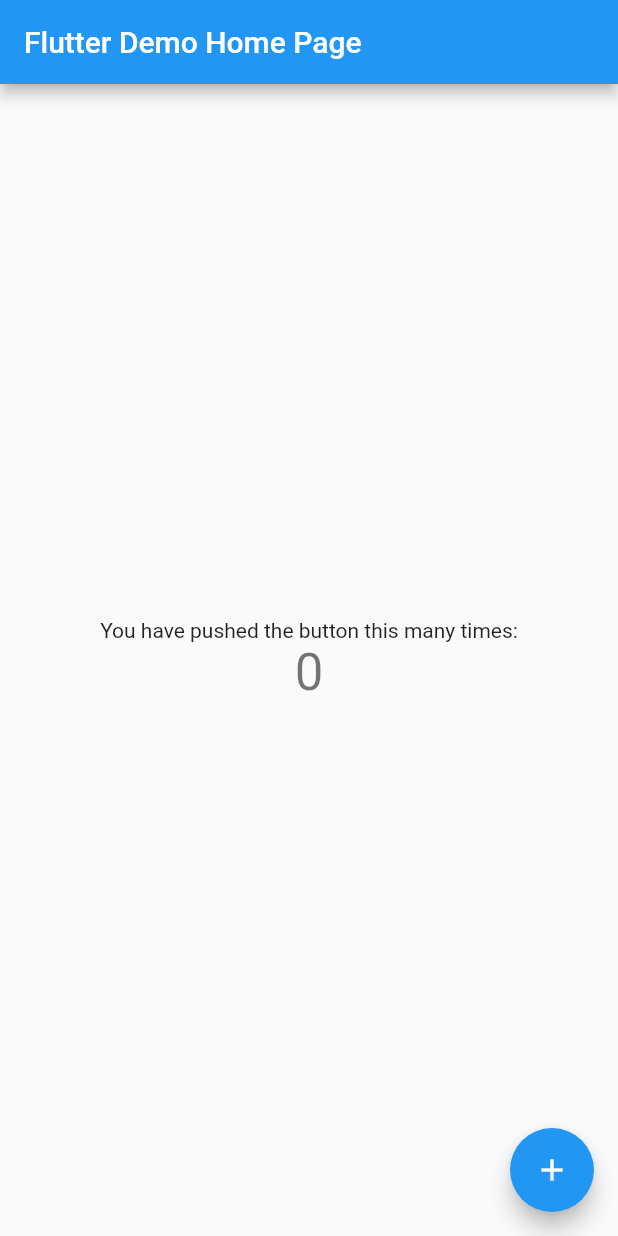
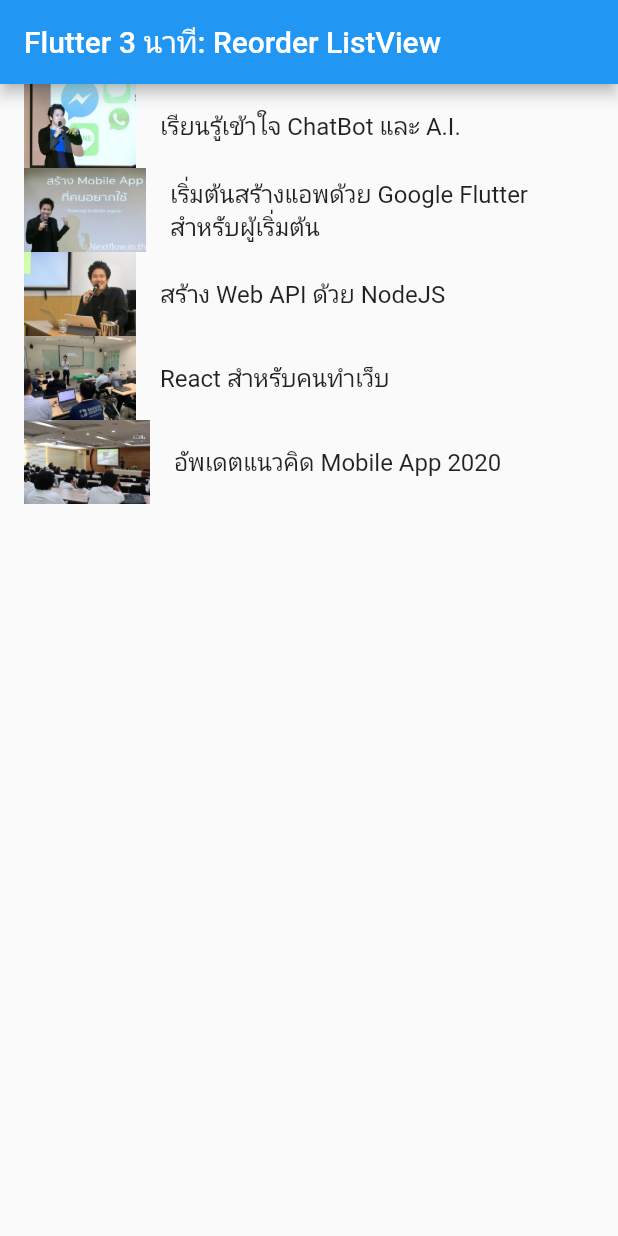
Before and after one commit to teerasej/nextflow_widget_reorderlistview, a Flutter app: the screen it shows after launch, on a phone screen of 412 x 824 dp. Run offline on Flutter 3.47's test engine with Material 2 defaults, Android fonts, the phone set to English and light mode, and no system bars.

```diff
--- /dev/null
+++ b/lib/course_model.dart
@@ -0,0 +1,6 @@
+class CourseModel {
+  String name;
+  String imageLocation;
+
+  CourseModel({this.name, this.imageLocation});
+}
--- a/lib/main.dart
+++ b/lib/main.dart
@@ -1,47 +1,27 @@
 import 'package:flutter/material.dart';
+import 'course_model.dart';
+import 'detail_page.dart';
 
 void main() {
   runApp(MyApp());
 }
 
 class MyApp extends StatelessWidget {
-  // This widget is the root of your application.
   @override
   Widget build(BuildContext context) {
     return MaterialApp(
-      title: 'Flutter Demo',
+      title: 'Nextflow Flutter Widget Today',
       theme: ThemeData(
-        // This is the theme of your application.
-        //
-        // Try running your application with "flutter run". You'll see the
-        // application has a blue toolbar. Then, without quitting the app, try
-        // changing the primarySwatch below to Colors.green and then invoke
-        // "hot reload" (press "r" in the console where you ran "flutter run",
-        // or simply save your changes to "hot reload" in a Flutter IDE).
-        // Notice that the counter didn't reset back to zero; the application
-        // is not restarted.
         primarySwatch: Colors.blue,
-        // This makes the visual density adapt to the platform that you run
-        // the app on. For desktop platforms, the controls will be smaller and
-        // closer together (more dense) than on mobile platforms.
         visualDensity: VisualDensity.adaptivePlatformDensity,
       ),
-      home: MyHomePage(title: 'Flutter Demo Home Page'),
+      home: MyHomePage(title: 'Flutter 3 นาที: Reorder ListView'),
     );
   }
 }
 
 class MyHomePage extends StatefulWidget {
   MyHomePage({Key key, this.title}) : super(key: key);
-
-  // This widget is the home page of your application. It is stateful, meaning
-  // that it has a State object (defined below) that contains fields that affect
-  // how it looks.
-
-  // This class is the configuration for the state. It holds the values (in this
-  // case the title) provided by the parent (in this case the App widget) and
-  // used by the build method of the State. Fields in a Widget subclass are
-  // always marked "final".
 
   final String title;
 
@@ -50,68 +30,58 @@ class MyHomePage extends StatefulWidget {
 }
 
 class _MyHomePageState extends State<MyHomePage> {
-  int _counter = 0;
-
-  void _incrementCounter() {
-    setState(() {
-      // This call to setState tells the Flutter framework that something has
-      // changed in this State, which causes it to rerun the build method below
-      // so that the display can reflect the updated values. If we changed
-      // _counter without calling setState(), then the build method would not be
-      // called again, and so nothing would appear to happen.
-      _counter++;
-    });
-  }
+  List<CourseModel> _courses = [
+    CourseModel(
+      name: 'เรียนรู้เข้าใจ ChatBot และ A.I.',
+      imageLocation: 'images/botprogramming.jpg',
+    ),
+    CourseModel(
+      name: 'เริ่มต้นสร้างแอพด้วย Google Flutter สำหรับผู้เริ่มต้น',
+      imageLocation: 'images/teach1.jpg',
+    ),
+    CourseModel(
+      name: 'สร้าง Web API ด้วย NodeJS',
+      imageLocation: 'images/inhouse1.jpg',
+    ),
+    CourseModel(
+      name: 'React สำหรับคนทำเว็บ',
+      imageLocation: 'images/inhouse2.jpg',
+    ),
+    CourseModel(
+      name: 'อัพเดตแนวคิด Mobile App 2020',
+      imageLocation: 'images/seminar.jpg',
+    )
+  ];
 
   @override
   Widget build(BuildContext context) {
-    // This method is rerun every time setState is called, for instance as done
-    // by the _incrementCounter method above.
-    //
-    // The Flutter framework has been optimized to make rerunning build methods
-    // fast, so that you can just rebuild anything that needs updating rather
-    // than having to individually change instances of widgets.
     return Scaffold(
       appBar: AppBar(
-        // Here we take the value from the MyHomePage object that was created by
-        // the App.build method, and use it to set our appbar title.
         title: Text(widget.title),
       ),
-      body: Center(
-        // Center is a layout widget. It takes a single child and positions it
-        // in the middle of the parent.
-        child: Column(
-          // Column is also a layout widget. It takes a list of children and
-          // arranges them vertically. By default, it sizes itself to fit its
-          // children horizontally, and tries to be as tall as its parent.
-          //
-          // Invoke "debug painting" (press "p" in the console, choose the
-          // "Toggle Debug Paint" action from the Flutter Inspector in Android
-          // Studio, or the "Toggle Debug Paint" command in Visual Studio Code)
-          // to see the wireframe for each widget.
-          //
-          // Column has various properties to control how it sizes itself and
-          // how it positions its children. Here we use mainAxisAlignment to
-          // center the children vertically; the main axis here is the vertical
-          // axis because Columns are vertical (the cross axis would be
-          // horizontal).
-          mainAxisAlignment: MainAxisAlignment.center,
-          children: <Widget>[
-            Text(
-              'You have pushed the button this many times:',
-            ),
-            Text(
-              '$_counter',
-              style: Theme.of(context).textTheme.headline4,
-            ),
-          ],
-        ),
+      body: ReorderableListView(
+        children: <Widget>[
+          for (final course in _courses)
+            ListTile(
+              key: ValueKey(course),
+              leading: Image(
+                image: AssetImage(course.imageLocation),
+                fit: BoxFit.cover,
+              ),
+              title: Text(course.name),
+            )
+        ],
+        onReorder: (int oldIndex, int newIndex) {
+          setState(() {
+            if (newIndex > oldIndex) {
+              newIndex -= 1;
+            }
+
+            final item = _courses.removeAt(oldIndex);
+            _courses.insert(newIndex, item);
+          });
+        },
       ),
-      floatingActionButton: FloatingActionButton(
-        onPressed: _incrementCounter,
-        tooltip: 'Increment',
-        child: Icon(Icons.add),
-      ), // This trailing comma makes auto-formatting nicer for build methods.
     );
   }
 }
--- a/pubspec.yaml
+++ b/pubspec.yaml
@@ -48,6 +48,8 @@ flutter:
   # assets:
   #   - images/a_dot_burr.jpeg
   #   - images/a_dot_ham.jpeg
+  assets:
+    - images/
 
   # An image asset can refer to one or more resolution-specific "variants", see
   # https://flutter.dev/assets-and-images/#resolution-aware.
```
Also changed, not shown: lib/detail_page.dart (added, +35 -0 lines), images/botprogramming.jpg (added), images/inhouse1.jpg (added), images/inhouse2.jpg (added), images/seminar.jpg (added), images/teach1.jpg (added).
